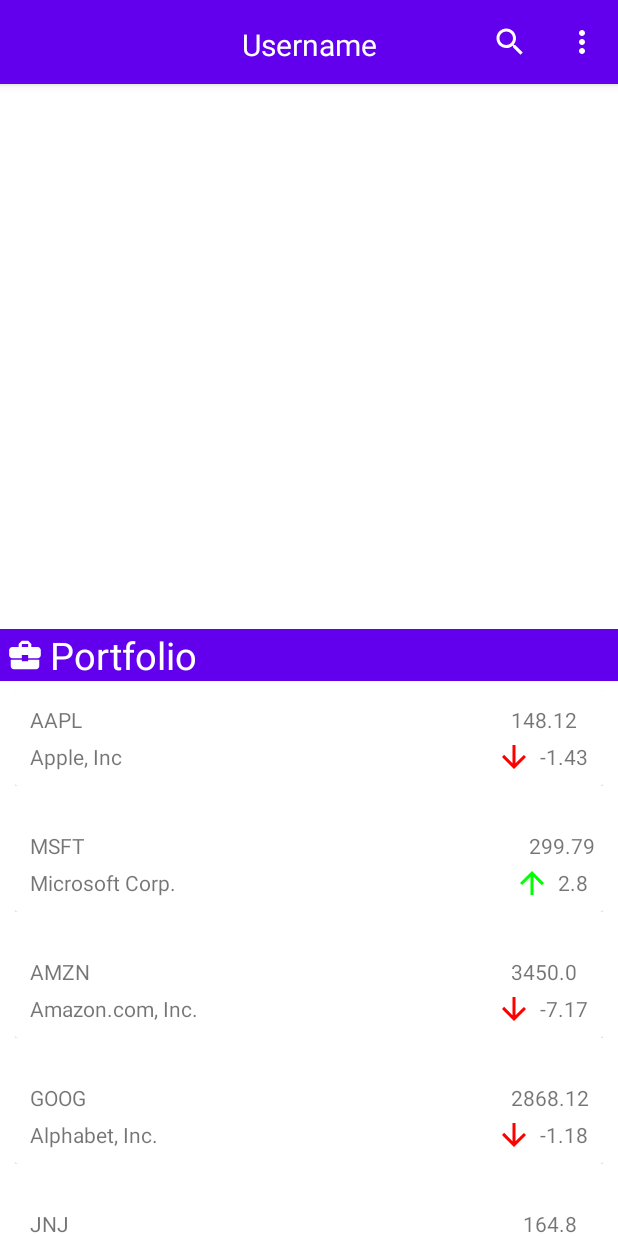
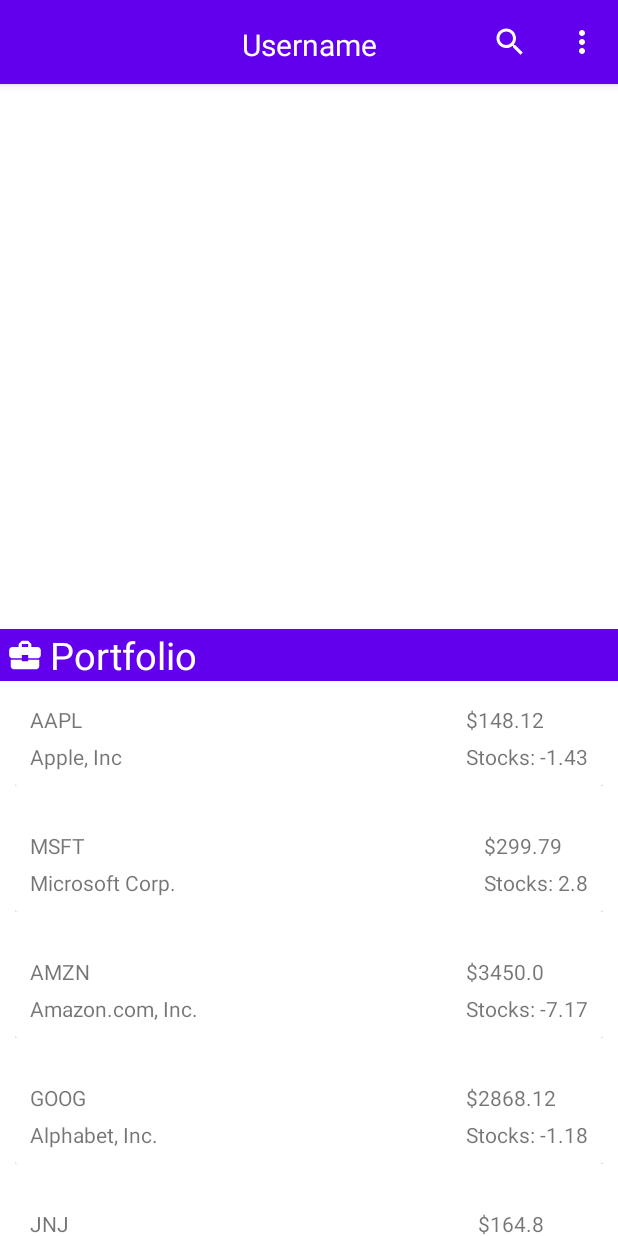
Before and after one commit to Inon-Sinn/Tradoid, an Android app: the Status_Page screen opened directly, with no data from a screen before it, on a phone screen of 412 x 824 dp. Run offline under Robolectric (Android 15) with nearby library versions, the phone set to English and light mode, and no system bars; our stand-ins replace Firebase (no records; nobody signed in at launch, a user with empty details on screens opened directly).

Commit message:
Foundation: Status Page new Recycle view, crunshy!!

```diff
--- a/app/build.gradle
+++ b/app/build.gradle
@@ -48,4 +48,8 @@ dependencies {
     testImplementation 'junit:junit:4.13.2'
     androidTestImplementation 'androidx.test.ext:junit:1.1.4'
     androidTestImplementation 'androidx.test.espresso:espresso-core:3.5.0'
+
+    // Pie charts
+    implementation 'com.github.blackfizz:eazegraph:1.2.5l@aar'
+    implementation 'com.nineoldandroids:library:2.4.0'
 }
--- a/app/src/main/java/com/example/tradoid/Adapters/Stock_Market_RecycleView_Adapter.java
+++ b/app/src/main/java/com/example/tradoid/Adapters/Stock_Market_RecycleView_Adapter.java
@@ -55,6 +55,8 @@ public class Stock_Market_RecycleView_Adapter extends RecyclerView.Adapter<Stock
             intent.putExtra("price", item_list.get(position).getTotal_Price());
             intent.putExtra("price_change", item_list.get(position).getPrice_change());
             intent.putExtra("icon", item_list.get(position).getIcon());
+            // give it the screen it came from
+            intent.putExtra("former Screen","Stock_Market");
             // start the Stock Page activity
             context.startActivity(intent);
 
--- a/app/src/main/java/com/example/tradoid/Adapters/User_List_RecycleView_Adapter.java
+++ b/app/src/main/java/com/example/tradoid/Adapters/User_List_RecycleView_Adapter.java
@@ -41,7 +41,7 @@ public class User_List_RecycleView_Adapter extends RecyclerView.Adapter<User_Lis
         // communicates with MyViewHolder
         holder.tv1.setText(item_list.get(position).getName());
         holder.tv2.setText(item_list.get(position).getEmail());
-        holder.tv3.setText(String.valueOf(item_list.get(position).getTotal_amount()));
+        holder.tv3.setText(String.valueOf(item_list.get(position).getTotal_worth()));
 
         // needed for onClick
         holder.rowLayout.setOnClickListener(v -> {
--- /dev/null
+++ b/app/src/main/java/com/example/tradoid/Adapters/status_RecyleView_Adapter.java
@@ -0,0 +1,95 @@
+package com.example.tradoid.Adapters;
+
+import android.annotation.SuppressLint;
+import android.content.Context;
+import android.content.Intent;
+import android.view.LayoutInflater;
+import android.view.View;
+import android.view.ViewGroup;
+import android.widget.ImageView;
+import android.widget.TextView;
+
+import androidx.annotation.NonNull;
+import androidx.constraintlayout.widget.ConstraintLayout;
+import androidx.recyclerview.widget.RecyclerView;
+
+import com.example.tradoid.Data_handling.stock_data;
+import com.example.tradoid.R;
+import com.example.tradoid.Stock_Page;
+
+import java.util.List;
+
+public class status_RecyleView_Adapter extends RecyclerView.Adapter<status_RecyleView_Adapter.MyViewHolder>{
+
+
+    Context context;
+    List<stock_data> item_list;
+    List<double[]> amount_list;
+    boolean admin;
+
+    //Constructor for the adapter
+    public status_RecyleView_Adapter(Context ct, List<stock_data> newList,List<double[]> amount_list, boolean admin) {
+        context = ct;
+        item_list = newList;
+        this.amount_list = amount_list;
+        this.admin = admin;
+    }
+
+    @NonNull
+    @Override
+    public status_RecyleView_Adapter.MyViewHolder onCreateViewHolder(@NonNull ViewGroup parent, int viewType) {
+        LayoutInflater layoutInflater =  LayoutInflater.from(context);
+        //We give it the row layout we want
+        View view = layoutInflater.inflate(R.layout.status_row, parent,false);
+        return new status_RecyleView_Adapter.MyViewHolder(view);
+    }
+
+    @SuppressLint("SetTextI18n")
+    @Override
+    public void onBindViewHolder(@NonNull status_RecyleView_Adapter.MyViewHolder holder, @SuppressLint("RecyclerView") int position) {
+        // communicates with MyViewHolder
+        holder.tv1.setText(item_list.get(position).getName());
+        holder.tv2.setText(item_list.get(position).getFull_name());
+        holder.tv3.setText("$" + String.valueOf(item_list.get(position).getTotal_Price()));
+        holder.tv4.setText("Stocks: " + String.valueOf(item_list.get(position).getPrice_change()));
+
+        // needed for onClick
+        if (!admin) {
+            holder.rowLayout.setOnClickListener(v -> {
+                Intent intent = new Intent(context, Stock_Page.class);
+                // give it extra data
+                intent.putExtra("name", item_list.get(position).getName());
+                intent.putExtra("full_name", item_list.get(position).getFull_name());
+                intent.putExtra("price", item_list.get(position).getTotal_Price());
+                intent.putExtra("price_change", item_list.get(position).getPrice_change());
+                intent.putExtra("icon", item_list.get(position).getIcon());
+                // give it the screen it came from
+                intent.putExtra("former Screen", "Status_Page");
+                // start the Stock Page activity
+                context.startActivity(intent);
+            });
+        }
+    }
+
+    @Override
+    public int getItemCount() {
+        return item_list.size();
+    }
+
+    //Makes the row with layout we want
+    public static class MyViewHolder extends RecyclerView.ViewHolder{
+
+        TextView tv1,tv2,tv3,tv4;
+        ConstraintLayout rowLayout;
+
+        public MyViewHolder(@NonNull View itemView) {
+            super(itemView);
+            tv1 = itemView.findViewById(R.id.status_row_tv_name);
+            tv2 = itemView.findViewById(R.id.status_row_tv_full_name);
+            tv3 = itemView.findViewById(R.id.status_row_tv_usd);
+            tv4 = itemView.findViewById(R.id.status_row_tv_stocks);
+            // needed for onClick
+            rowLayout = itemView.findViewById(R.id.status_row_layout);
+        }
+    }
+}
--- a/app/src/main/java/com/example/tradoid/Data_handling/Data_Layer.java
+++ b/app/src/main/java/com/example/tradoid/Data_handling/Data_Layer.java
@@ -25,12 +25,22 @@ public class Data_Layer {
     // Firebase
     FirebaseFirestore fire_store = FirebaseFirestore.getInstance();
 
-    public Data_Layer(){}
+    public Data_Layer(){
+        stocks = new ArrayList<>();
+        users = new ArrayList<>();
+    }
 
+    // in case the user does not matter
     public Data_Layer(String fragment) {
         stocks = new ArrayList<>();
         users = new ArrayList<>();
-        data_by_frag(fragment);
+        data_for_all(fragment);
+    }
+    // In case the user does matter
+    public Data_Layer(user_data user, String fragment) {
+        stocks = new ArrayList<>();
+        users = new ArrayList<>();
+        data_for_user(user, fragment);
     }
 
     public List<stock_data> get_Stocks_data(){
@@ -42,18 +52,29 @@ public class Data_Layer {
     }
 
     // changes the data by the fragment we are on
-    public void data_by_frag(String fragment){
+    public void data_for_all(String fragment){
         fragment = fragment.toLowerCase(Locale.ROOT);
         if(fragment.equals("stock"))
             get_Stocks();
-        if (fragment.equals("watchlist"))
-            get_Watchlist();
-        if (fragment.equals("portfolio"))
-            get_Portfolio();
         if (fragment.equals("users"))
             get_Users();
         if (fragment.equals("banned"))
             get_Banned();
+    }
+
+    public void data_for_user(user_data user, String fragment){
+        if (user == null){
+            System.out.println("User Can't be null");
+        }
+        if (fragment.equals("watchlist"))
+            get_Watchlist(user);
+        if (fragment.equals("portfolio"))
+            get_Portfolio(user);
+        if (fragment.equals("status page"))
+            get_Portfolio(user);
+        if (fragment.equals("user status"))
+            get_Portfolio(user);
+
     }
 
     public void get_Stocks(){
@@ -66,14 +87,20 @@ public class Data_Layer {
         }
     }
 
-    public void get_Watchlist(){
+    public void get_Watchlist(user_data user){
         get_Stocks();
         stocks.subList(0, 5).clear();
     }
 
-    public void get_Portfolio(){
+    public void get_Portfolio(user_data user){
         get_Stocks();
         stocks.subList(stocks.size()-5, stocks.size()-1).clear();
+        //should add the amount in the user_data
+        List<double[]> amount = new ArrayList<>();
+        for (int i = 0; i < stocks.size(); i++) {
+            amount.add(new double[]{10,10});
+        }
+        user.setStock_amount(amount);
     }
 
     public void get_Users(){
--- a/app/src/main/java/com/example/tradoid/Data_handling/stock_view_model.java
+++ b/app/src/main/java/com/example/tradoid/Data_handling/stock_view_model.java
@@ -10,12 +10,21 @@ import java.util.List;
 
 public class stock_view_model extends ViewModel implements Filterable {
 
+    user_data user;
     Data_Layer data;
     List<stock_data> data_list;
     List<stock_data> full_data_list;
 
-    public void setFragment(String fragment) {
+    // when we want list that
+    public void all_stocks(String fragment) {
         this.data = new Data_Layer(fragment);
+        this.data_list = data.get_Stocks_data();
+        this.full_data_list = new ArrayList<>(data_list);
+    }
+
+    public void setUser(user_data user, String fragment){
+        this.user = user;
+        this.data = new Data_Layer(user, fragment);
         this.data_list = data.get_Stocks_data();
         this.full_data_list = new ArrayList<>(data_list);
     }
--- a/app/src/main/java/com/example/tradoid/Data_handling/user_data.java
+++ b/app/src/main/java/com/example/tradoid/Data_handling/user_data.java
@@ -1,17 +1,20 @@
 package com.example.tradoid.Data_handling;
 
 import androidx.annotation.NonNull;
+
+import java.util.List;
 
 public class user_data {
 
     String name;
     String email;
-    double total_amount;
+    double total_worth;
+    List<double[]> stock_amount;
 
     public user_data(String name, String email, double total_amount) {
         this.name = name;
         this.email = email;
-        this.total_amount = total_amount;
+        this.total_worth = total_amount;
     }
 
     public String toFilterBy(){
@@ -26,8 +29,16 @@ public class user_data {
         return email;
     }
 
-    public double getTotal_amount() {
-        return total_amount;
+    public double getTotal_worth() {
+        return total_worth;
+    }
+
+    public List<double[]> getStock_amount() {
+        return stock_amount;
+    }
+
+    public void setStock_amount(List<double[]> stock_amount) {
+        this.stock_amount = stock_amount;
     }
 
     @NonNull
@@ -36,7 +47,9 @@ public class user_data {
         return "user_data{" +
                 "name='" + name + '\'' +
                 ", email='" + email + '\'' +
-                ", total_amount=" + total_amount +
+                ", total_amount=" + total_worth +
                 '}';
     }
+
+
 }
--- a/app/src/main/java/com/example/tradoid/Status_Page.java
+++ b/app/src/main/java/com/example/tradoid/Status_Page.java
@@ -3,6 +3,7 @@ package com.example.tradoid;
 import androidx.annotation.NonNull;
 import androidx.appcompat.app.AppCompatActivity;
 import androidx.appcompat.widget.Toolbar;
+import androidx.lifecycle.ViewModelProvider;
 import androidx.recyclerview.widget.LinearLayoutManager;
 import androidx.recyclerview.widget.RecyclerView;
 
@@ -12,7 +13,10 @@ import android.view.Menu;
 import android.view.MenuItem;
 
 import com.example.tradoid.Adapters.Stock_Market_RecycleView_Adapter;
+import com.example.tradoid.Adapters.status_RecyleView_Adapter;
 import com.example.tradoid.Data_handling.Data_Layer;
+import com.example.tradoid.Data_handling.stock_view_model;
+import com.example.tradoid.Data_handling.user_data;
 
 public class Status_Page extends AppCompatActivity {
 
@@ -23,6 +27,13 @@ public class Status_Page extends AppCompatActivity {
         super.onCreate(savedInstanceState);
         setContentView(R.layout.activity_status_page);
 
+        // get user_data
+        user_data user = new user_data("Temp","Temp",0);
+
+        // Connect to View Model
+        stock_view_model view_model = new ViewModelProvider(this).get(stock_view_model.class);
+        view_model.setUser(user,"status page");
+
         // Creating a custom Toolbar
         Toolbar status_page_toolbar = findViewById(R.id.toolbar_status_page);
         setSupportActionBar(status_page_toolbar);
@@ -31,11 +42,8 @@ public class Status_Page extends AppCompatActivity {
         RecyclerView recyclerView = findViewById(R.id.recyclerView_status_page);
         recyclerView.setLayoutManager(new LinearLayoutManager(this));
 
-        // Calling the portfolio data
-        Data_Layer portfolio_data = new Data_Layer("Portfolio");
-
         // Calling the Adapter
-        Stock_Market_RecycleView_Adapter adapter = new Stock_Market_RecycleView_Adapter(this,portfolio_data.get_Stocks_data());
+        status_RecyleView_Adapter adapter = new status_RecyleView_Adapter(this,view_model.getData_list(),user.getStock_amount(),false);
         recyclerView.setAdapter(adapter);
 
     }
--- a/app/src/main/java/com/example/tradoid/fragments/Portfolio.java
+++ b/app/src/main/java/com/example/tradoid/fragments/Portfolio.java
@@ -13,6 +13,7 @@ import android.view.ViewGroup;
 
 import com.example.tradoid.Adapters.Stock_Market_RecycleView_Adapter;
 import com.example.tradoid.Data_handling.stock_view_model;
+import com.example.tradoid.Data_handling.user_data;
 import com.example.tradoid.R;
 
 // A Fragment of the Portfolio tab in the Stock Market Activity
@@ -31,7 +32,7 @@ public class Portfolio extends Fragment {
 
         // Connect to View Model
         view_model = new ViewModelProvider(this).get(stock_view_model.class);
-        view_model.setFragment("portfolio");
+        view_model.setUser(new user_data("Temp","Temp",0),"portfolio");
 
         // Creating the Recycle View - the list
         recyclerView = view.findViewById(R.id.recyclerView_portfolio);
--- a/app/src/main/java/com/example/tradoid/fragments/Stock.java
+++ b/app/src/main/java/com/example/tradoid/fragments/Stock.java
@@ -31,7 +31,7 @@ public class Stock extends Fragment{
 
         // Connect to View Model
         view_model = new ViewModelProvider(this).get(stock_view_model.class);
-        view_model.setFragment("stock");
+        view_model.all_stocks("stock");
 
         // Creating the Recycle View - the list
         recyclerView = view.findViewById(R.id.recyclerView_stock);
--- a/app/src/main/java/com/example/tradoid/fragments/Watchlist.java
+++ b/app/src/main/java/com/example/tradoid/fragments/Watchlist.java
@@ -13,6 +13,7 @@ import android.view.ViewGroup;
 
 import com.example.tradoid.Adapters.Stock_Market_RecycleView_Adapter;
 import com.example.tradoid.Data_handling.stock_view_model;
+import com.example.tradoid.Data_handling.user_data;
 import com.example.tradoid.R;
 
 // A Fragment of the Watchlist tab in the Stock Market Activity
@@ -31,7 +32,7 @@ public class Watchlist extends Fragment {
 
         // Connect to View Model
         view_model = new ViewModelProvider(this).get(stock_view_model.class);
-        view_model.setFragment("watchlist");
+        view_model.setUser(new user_data("Temp","Temp",0),"watchlist");
 
         // Creating the Recycle View - the list
         recyclerView = view.findViewById(R.id.recyclerView_watchlist);
--- /dev/null
+++ b/app/src/main/res/layout/status_row.xml
@@ -0,0 +1,66 @@
+<?xml version="1.0" encoding="utf-8"?>
+<androidx.constraintlayout.widget.ConstraintLayout xmlns:android="http://schemas.android.com/apk/res/android"
+    xmlns:app="http://schemas.android.com/apk/res-auto"
+    xmlns:tools="http://schemas.android.com/tools"
+    android:layout_width="match_parent"
+    android:layout_height="wrap_content"
+    android:layout_margin="10dp"
+    android:id="@+id/status_row_layout">
+
+    <androidx.cardview.widget.CardView
+        android:layout_width="match_parent"
+        android:layout_height="0dp"
+        app:layout_constraintEnd_toEndOf="parent"
+        app:layout_constraintStart_toStartOf="parent"
+        app:layout_constraintTop_toTopOf="parent">
+
+        <androidx.constraintlayout.widget.ConstraintLayout
+            android:layout_width="match_parent"
+            android:layout_height="match_parent">
+
+            <TextView
+                android:id="@+id/status_row_tv_stocks"
+                android:layout_width="wrap_content"
+                android:layout_height="wrap_content"
+                android:layout_marginEnd="10dp"
+                android:layout_marginBottom="10dp"
+                android:text="Stocks: "
+                app:layout_constraintBottom_toBottomOf="parent"
+                app:layout_constraintEnd_toEndOf="parent" />
+
+            <TextView
+                android:id="@+id/status_row_tv_name"
+                android:layout_width="wrap_content"
+                android:layout_height="wrap_content"
+                android:layout_marginStart="10dp"
+                android:layout_marginTop="10dp"
+                android:layout_marginBottom="5dp"
+                android:text="Name"
+                app:layout_constraintBottom_toTopOf="@+id/status_row_tv_full_name"
+                app:layout_constraintStart_toStartOf="parent"
+                app:layout_constraintTop_toTopOf="parent" />
+
+            <TextView
+                android:id="@+id/status_row_tv_full_name"
+                android:layout_width="wrap_content"
+                android:layout_height="wrap_content"
+                android:layout_marginBottom="10dp"
+                android:text="Full Name"
+                app:layout_constraintBottom_toBottomOf="parent"
+                app:layout_constraintStart_toStartOf="@+id/status_row_tv_name" />
+
+            <TextView
+                android:id="@+id/status_row_tv_usd"
+                android:layout_width="wrap_content"
+                android:layout_height="wrap_content"
+                android:layout_marginTop="10dp"
+                android:layout_marginBottom="5dp"
+                android:text="$USD"
+                app:layout_constraintBottom_toTopOf="@+id/status_row_tv_stocks"
+                app:layout_constraintStart_toStartOf="@+id/status_row_tv_stocks"
+                app:layout_constraintTop_toTopOf="parent" />
+
+        </androidx.constraintlayout.widget.ConstraintLayout>
+    </androidx.cardview.widget.CardView>
+
+</androidx.constraintlayout.widget.ConstraintLayout>
```
Also changed, not shown: app/src/main/java/com/example/tradoid/Stock_Page.java (+19 -4 lines).
